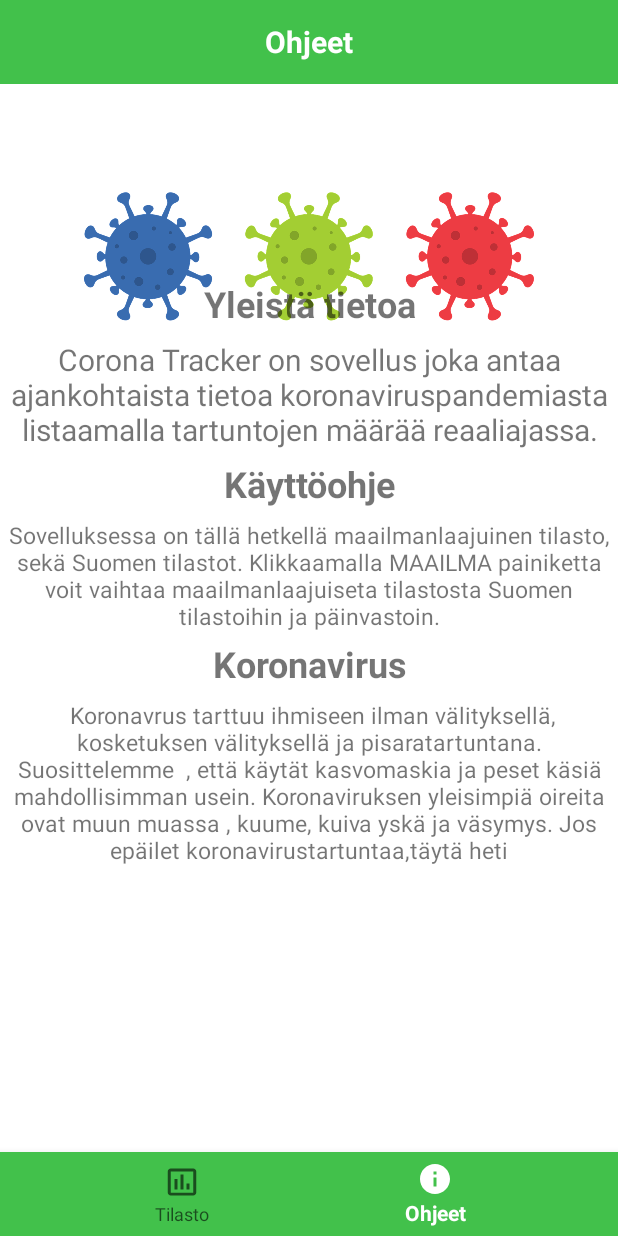
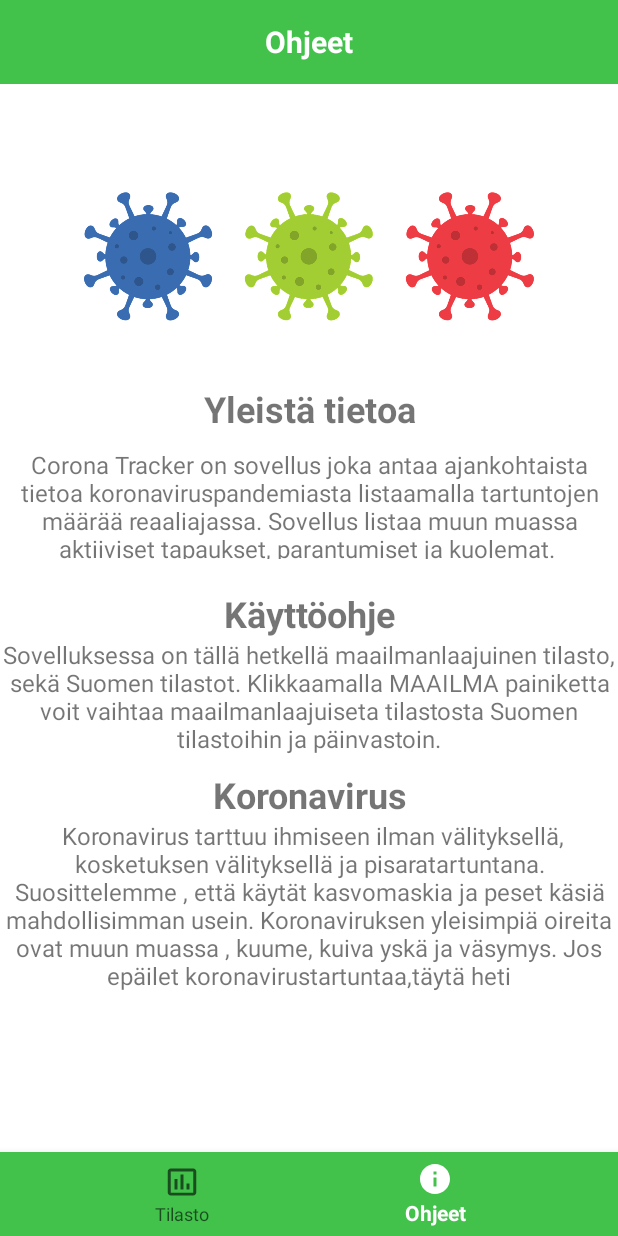
Before and after one commit to Ammar-daham/COVID-19-Trackeer, an Android app: the screen it shows after launch (MainActivity), item 2 of the bottom bar chosen, on a phone screen of 412 x 824 dp. Run offline under Robolectric (Android 15) with nearby library versions, the phone set to English and light mode, and no system bars.

Commit message:
TextAdded

```diff
--- a/app/src/main/res/layout/fragment_ohjeet.xml
+++ b/app/src/main/res/layout/fragment_ohjeet.xml
@@ -6,37 +6,47 @@
     xmlns:xlink="http://schemas.android.com/apk/res-auto"
     tools:context=".OhjeetFragment">
 
+<ScrollView
+    android:layout_width="match_parent"
+    android:layout_height="wrap_content"
+    android:layout_marginTop="200dp"
+    android:layout_marginBottom="15dp"
+    >
+    <LinearLayout
+        android:layout_width="match_parent"
+        android:layout_height="wrap_content"
+        android:orientation="vertical">
+
         <TextView
             android:id="@+id/editTextTextPersonName3"
             android:layout_width="match_parent"
-        android:textAlignment="center"
             android:layout_height="wrap_content"
-        android:layout_marginTop="130dp"
+            android:layout_marginTop="0dp"
             android:ems="10"
+            android:gravity="center_horizontal"
             android:inputType="textPersonName"
             android:text="Yleistä tietoa"
+            android:textAlignment="center"
             android:textSize="24sp"
-        android:textStyle="bold"
-        android:gravity="center_horizontal" />
-
+            android:textStyle="bold" />
         <TextView
             android:id="@+id/textView"
             android:layout_width="match_parent"
-        android:textSize="20sp"
             android:layout_height="74dp"
-        android:layout_marginTop="170dp"
+            android:layout_marginTop="10dp"
             android:textAlignment="center"
-        android:text="Corona Tracker on sovellus joka antaa ajankohtaista tietoa koronaviruspandemiasta
-        listaamalla tartuntojen määrää reaaliajassa.
-        Sovellus listaa muun muassa aktiiviset tapaukset, parantumiset ja kuolemat. "
+            android:text="Corona Tracker on sovellus joka antaa ajankohtaista tietoa koronaviruspandemiasta listaamalla tartuntojen määrää reaaliajassa. Sovellus listaa muun muassa aktiiviset tapaukset, parantumiset ja kuolemat. "
+            android:textSize="16sp"
+            android:layout_marginBottom="10dp"
             android:gravity="center_horizontal" />
+
 
         <TextView
             android:id="@+id/textView2"
             android:textAlignment="center"
             android:layout_width="match_parent"
             android:layout_height="wrap_content"
-        android:layout_marginTop="250dp"
+            android:layout_marginTop="10dp"
             android:textSize="24sp"
             android:textStyle="bold"
             android:text="Käyttöohje"
@@ -46,11 +56,8 @@
             android:id="@+id/textView3"
             android:layout_width="match_parent"
             android:layout_height="wrap_content"
-        android:layout_marginTop="290dp"
             android:gravity="center_horizontal"
-        android:textSize="15sp"
-        android:paddingLeft="5dp"
-        android:paddingRight="5dp"
+            android:textSize="16sp"
             android:text="Sovelluksessa on tällä hetkellä maailmanlaajuinen tilasto, sekä Suomen tilastot. Klikkaamalla MAAILMA painiketta voit vaihtaa maailmanlaajuiseta tilastosta Suomen tilastoihin ja päinvastoin."
             android:textAlignment="center" />
 
@@ -58,8 +65,8 @@
             android:id="@+id/textView4"
             android:layout_width="match_parent"
             android:layout_height="wrap_content"
-        android:layout_marginTop="370dp"
             android:textSize="24sp"
+            android:layout_marginTop="10dp"
             android:textAlignment="center"
             android:text="Koronavirus"
             android:textStyle="bold"
@@ -67,13 +74,19 @@
 
         <TextView
             android:id="@+id/textView5"
-        android:paddingLeft="5dp"
-        android:paddingRight="5dp"
             android:layout_width="match_parent"
             android:layout_height="wrap_content"
-        android:layout_marginTop="410dp"
             android:gravity="center_horizontal"
-        android:text=" Koronavrus tarttuu ihmiseen ilman välityksellä, kosketuksen välityksellä ja pisaratartuntana. Suosittelemme  , että käytät kasvomaskia ja peset käsiä mahdollisimman usein. Koronaviruksen yleisimpiä oireita ovat muun muassa , kuume, kuiva yskä ja väsymys. Jos epäilet koronavirustartuntaa,täytä heti"
+            android:text=" Koronavirus tarttuu ihmiseen ilman välityksellä, kosketuksen välityksellä ja pisaratartuntana. Suosittelemme , että käytät kasvomaskia ja peset käsiä mahdollisimman usein. Koronaviruksen yleisimpiä oireita ovat muun muassa , kuume, kuiva yskä ja väsymys. Jos epäilet koronavirustartuntaa,täytä heti"
             android:textAlignment="center"
-        android:textSize="15sp" />
+            android:textSize="16sp" />
+
+
+
+
+
+
+
+    </LinearLayout>
+</ScrollView>
 </FrameLayout>
```
Lines whose indentation alone changed are shown as unchanged.
